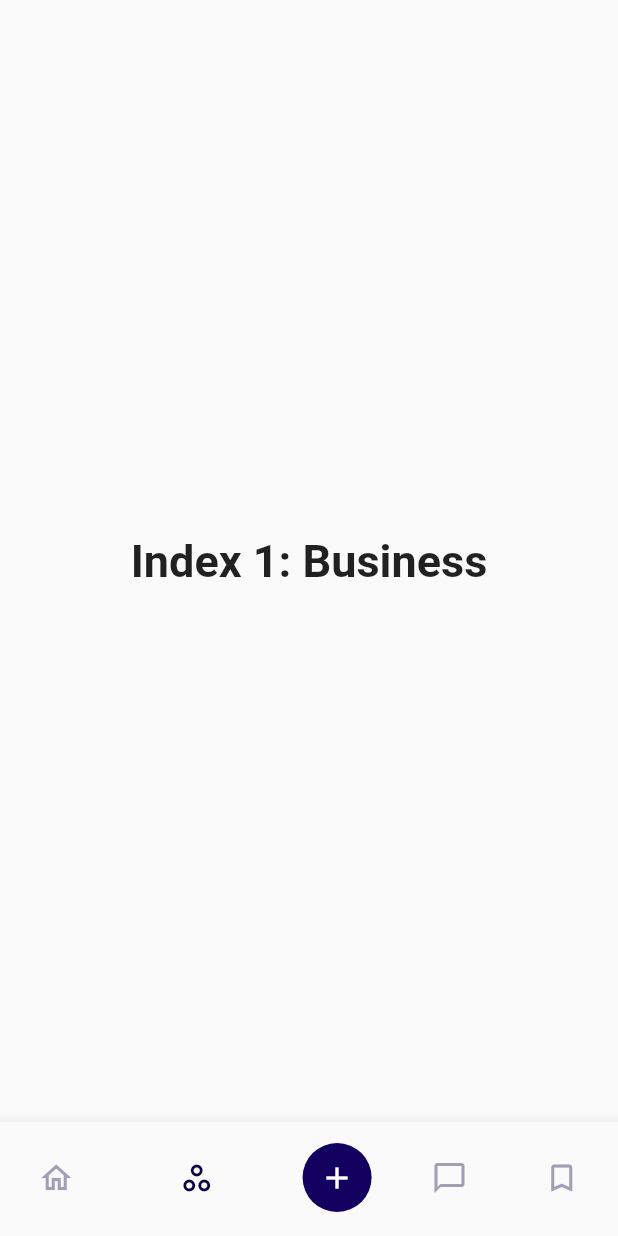
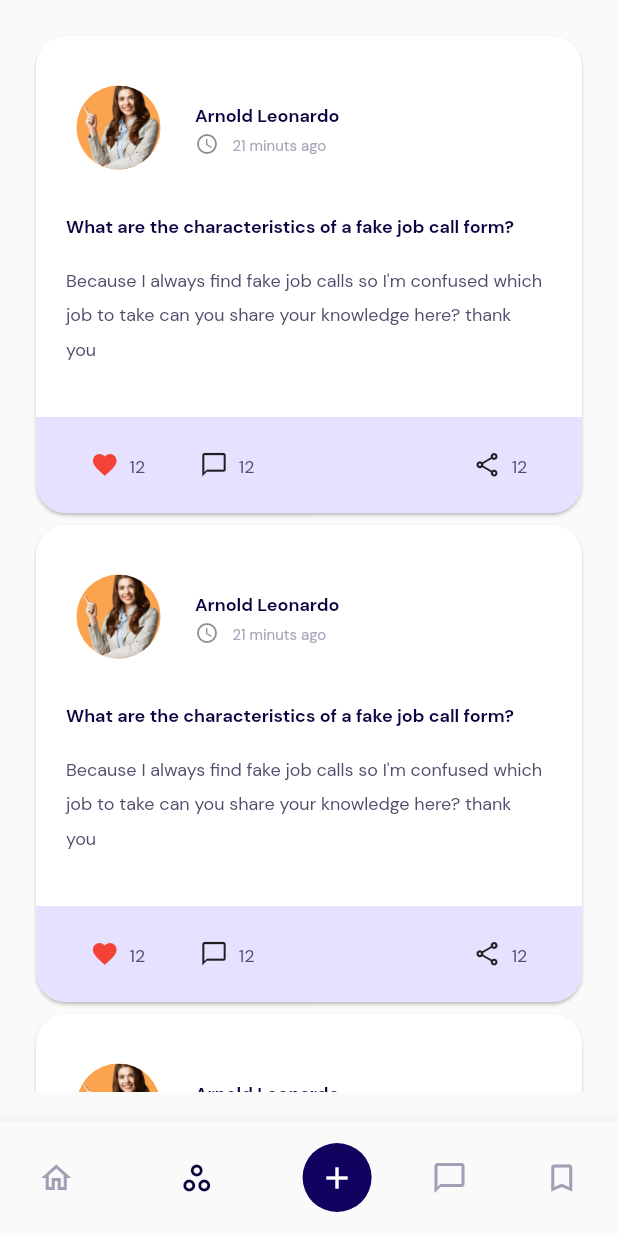
Before and after one commit to Amarjeetjeet/Shigoto_mobile, a Flutter app: the DashboardScreen screen opened by its route, item 2 of the bottom bar chosen, on a phone screen of 412 x 824 dp. Run offline on Flutter 3.47's test engine with Material 2 defaults, Android fonts, the phone set to English and light mode, and no system bars; our stand-ins replace bloc, dotted_border, flutter_bloc; Roboto replaces fonts that are missing (DM Sans , Source Sans Pro).

Commit message:
"Feed Screen Added"

```diff
--- a/lib/core/constants/app_style.dart
+++ b/lib/core/constants/app_style.dart
@@ -74,6 +74,14 @@ class AppStyle {
       height: 1.5
   );
 
+  static TextStyle txtDmSans12W700primaryTextColor = TextStyle(
+      color: ColorConstants.primaryTextColor,
+      fontSize: 12,
+      fontFamily: 'DM Sans',
+      fontWeight: FontWeight.w700,
+      height: 1.5
+  );
+
   static TextStyle txtDmSans14W700whiteColor = const TextStyle(
       color: Colors.white,
       fontSize: 14,
@@ -133,6 +141,14 @@ class AppStyle {
       height: 1.9
   );
 
+  static TextStyle txtDmSans10W400aaa6B9Color = TextStyle(
+      color: ColorConstants.aaa6B9Color,
+      fontSize: 10,
+      fontFamily: 'DM Sans',
+      fontWeight: FontWeight.w400,
+      height: 1.9
+  );
+
   static TextStyle txtDmSans16W700blackColor = TextStyle(
       color: Colors.black,
       fontSize: 16,
--- a/lib/presentation/dashboard/dashboard_screen.dart
+++ b/lib/presentation/dashboard/dashboard_screen.dart
@@ -1,6 +1,8 @@
 import 'package:flutter/material.dart';
 import 'package:shigoto/core/constants/color_constants.dart';
 import 'package:shigoto/presentation/dashboard/home_screen.dart';
+
+import '../feed/Feed_screen.dart';
 
 class DashboardScreen extends StatefulWidget {
   const DashboardScreen({super.key});
@@ -15,10 +17,7 @@ class _DashboardScreenState extends State<DashboardScreen> {
   TextStyle(fontSize: 30, fontWeight: FontWeight.bold);
   static const List<Widget> _widgetOptions = <Widget>[
     HomeScreen(),
-    Text(
-      'Index 1: Business',
-      style: optionStyle,
-    ),
+    FeedScreen(),
     Text(
       'Index 2: School',
       style: optionStyle,
--- /dev/null
+++ b/lib/presentation/feed/Feed_screen.dart
@@ -0,0 +1,116 @@
+import 'package:flutter/material.dart';
+import 'package:shigoto/core/constants/app_style.dart';
+import 'package:shigoto/core/constants/color_constants.dart';
+import 'package:shigoto/core/constants/image_constants.dart';
+
+class FeedScreen extends StatelessWidget {
+  const FeedScreen({super.key});
+
+  @override
+  Widget build(BuildContext context) {
+    return Scaffold(
+      body: SafeArea(
+        child: Padding(
+          padding: const EdgeInsets.all(20.0),
+          child: ListView.builder(
+              itemCount: 10,
+              itemBuilder: (context, index) {
+                return Card(
+                  shape: RoundedRectangleBorder(
+                    borderRadius: BorderRadius.circular(20.0),
+                  ),
+                  child: Column(
+                    children: [
+                      SizedBox(height: 25,),
+                      Padding(
+                        padding: const EdgeInsets.only(right: 25.0,left: 20),
+                        child: Column(
+                          mainAxisAlignment: MainAxisAlignment.start,
+                          crossAxisAlignment: CrossAxisAlignment.start,
+                          children: [
+                            ListTile(
+                              contentPadding: EdgeInsets.zero,
+                              leading: CircleAvatar(backgroundColor: ColorConstants.secondaryColor, radius: 35,backgroundImage: AssetImage(ImageConstants.girlImage),),
+                              title: Text("Arnold Leonardo", style: AppStyle.txtDmSans12W700primaryTextColor,),
+                              subtitle: Row(
+                                children: [
+                                  Icon(Icons.watch_later_outlined , size: 16,),
+                                  SizedBox(width: 9,),
+                                  Text("21 minuts ago" ,style: AppStyle.txtDmSans10W400aaa6B9Color,)
+                                ],
+                              ),
+                            ),
+                            SizedBox(height: 20,),
+
+                            Text("What are the characteristics of a fake job call form?" ,style: AppStyle.txtDmSans12W700primaryTextColor,),
+                            SizedBox(height: 15,),
+                            Text("Because I always find fake job calls so I'm confused which job to take can you share your knowledge here? thank you"
+                              ,style: AppStyle.txtDmSans12W400secondaryTextColor,),
+                          ],
+                        ),
+                      ),
+
+                      SizedBox(height: 35,),
+
+                      Container(
+                        decoration: BoxDecoration(
+                          borderRadius: BorderRadius.only(bottomLeft: Radius.circular(20) , bottomRight: Radius.circular(20) ),
+                        color: ColorConstants.offPurpleColor.withOpacity(0.6),
+                        ),
+                        height: 64,
+                        child: Row(
+                          children: [
+
+                            Expanded(
+                              flex: 3,
+                              child: Row(
+                                mainAxisAlignment: MainAxisAlignment.center,
+                                children: [
+                                  // Icon(Icons.favorite_border ,size: 19,),
+                                  Icon(Icons.favorite ,size: 19,color: Colors.red,),
+                                  SizedBox(width: 7,),
+                                  Text("12" ,style: AppStyle.txtDmSans12W400secondaryTextColor,),
+                                ],
+                              ),
+                            ),
+
+                            Expanded(
+                              flex: 2,
+                              child: Row(
+                                children: [
+                                  Icon(Icons.messenger_outline ,size: 19,),
+                                  SizedBox(width: 7,),
+                                  Text("12" ,style: AppStyle.txtDmSans12W400secondaryTextColor,),
+                                ],
+                              ),
+                            ),
+
+                            Expanded(
+                              flex: 4,
+                              child: Row(
+                                mainAxisAlignment: MainAxisAlignment.end,
+                                children: [
+                                  Icon(Icons.share_outlined ,size: 19,),
+                                  SizedBox(width: 7,),
+                                  Text("12" ,style: AppStyle.txtDmSans12W400secondaryTextColor,),
+                                ],
+                              ),
+                            ),
+
+                            Expanded(
+                              flex: 1,
+                              child: Container(),
+                            ),
+
+                          ],
+                        ),
+                      )
+                    ],
+                  ),
+                );
+              }),
+        ),
+      ),
+    );
+  }
+}
```
